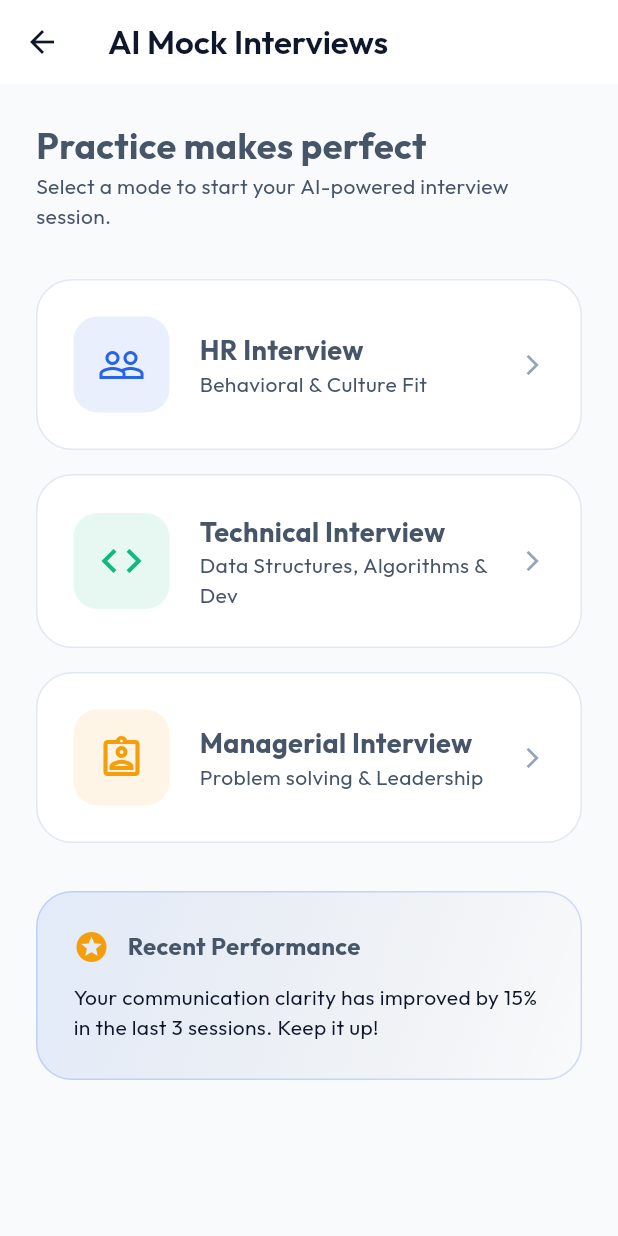
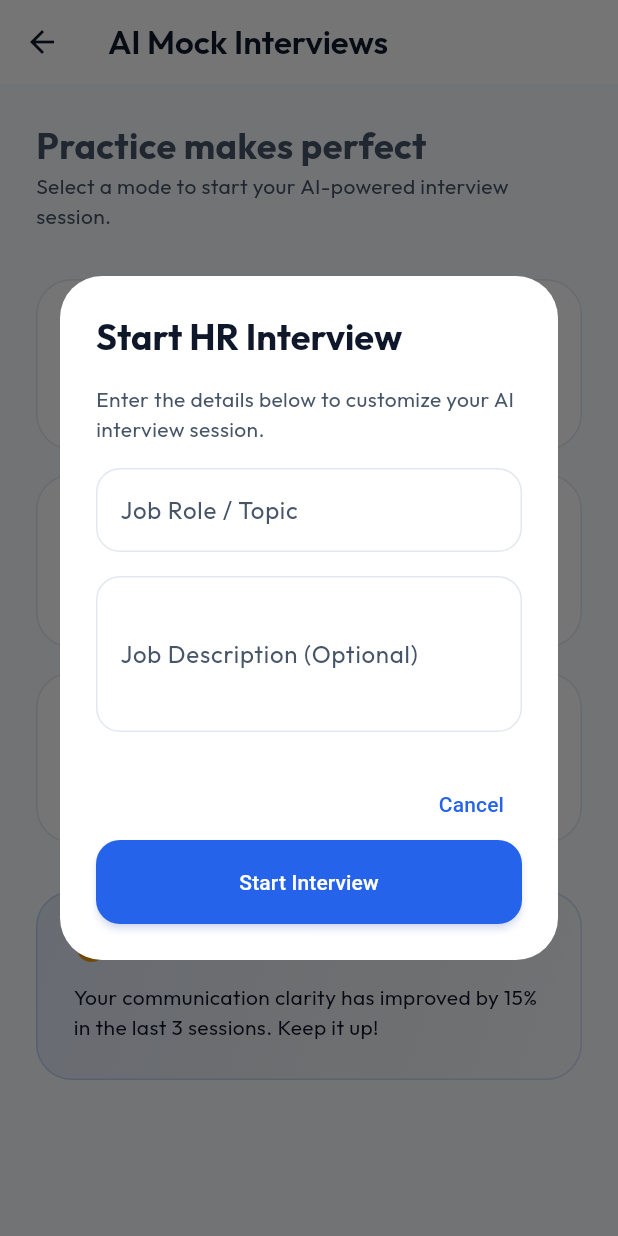
Before and after one commit to LavanyaaCSE/Samyukth-IntelliTech, a Flutter app: the InterviewsScreen screen opened directly, after a tap on "HR Interview", on a phone screen of 412 x 824 dp. Run offline on Flutter 3.47's test engine with Material 3 defaults, Android fonts, the phone set to English and light mode, and no system bars; drawn by our look-alikes of flutter_animate; our stand-ins replace file_picker, firebase_auth, firebase_core, firebase_vertexai, flutter_riverpod, glass_kit and 4 more; missing offline and left inert: read_pdf_text; accounts and stored records are empty; network calls fail.

Commit message:
Mock interview with AI basic done

```diff
--- a/lib/features/interviews/interviews_screen.dart
+++ b/lib/features/interviews/interviews_screen.dart
@@ -2,9 +2,78 @@ import 'package:flutter/material.dart';
 import 'package:flutter_animate/flutter_animate.dart';
 import 'package:google_fonts/google_fonts.dart';
 import '../../core/app_colors.dart';
+import 'active_interview_screen.dart';
 
 class InterviewsScreen extends StatelessWidget {
   const InterviewsScreen({super.key});
+
+  void _showInterviewSetup(BuildContext context, String mode) {
+    final topicController = TextEditingController();
+    final jdController = TextEditingController();
+
+    showDialog(
+      context: context,
+      builder: (context) => AlertDialog(
+        title: Text('Start $mode', style: GoogleFonts.outfit(fontWeight: FontWeight.bold)),
+        content: Column(
+          mainAxisSize: MainAxisSize.min,
+          children: [
+            const Text(
+              'Enter the details below to customize your AI interview session.',
+              style: TextStyle(fontSize: 14, color: AppColors.textSecondary),
+            ),
+            const SizedBox(height: 16),
+            TextField(
+              controller: topicController,
+              decoration: const InputDecoration(
+                labelText: 'Job Role / Topic',
+                hintText: 'e.g. Senior Flutter Developer',
+                border: OutlineInputBorder(),
+              ),
+            ),
+            const SizedBox(height: 16),
+            TextField(
+              controller: jdController,
+              maxLines: 3,
+              decoration: const InputDecoration(
+                labelText: 'Job Description (Optional)',
+                hintText: 'Paste the JD here for tailored questions...',
+                border: OutlineInputBorder(),
+              ),
+            ),
+          ],
+        ),
+        actions: [
+          TextButton(
+            onPressed: () => Navigator.pop(context),
+            child: const Text('Cancel'),
+          ),
+          ElevatedButton(
+            onPressed: () {
+              if (topicController.text.trim().isEmpty) {
+                ScaffoldMessenger.of(context).showSnackBar(
+                  const SnackBar(content: Text('Please enter a Job Role or Topic')),
+                );
+                return;
+              }
+              Navigator.pop(context);
+              Navigator.push(
+                context,
+                MaterialPageRoute(
+                  builder: (_) => ActiveInterviewScreen(
+                    mode: mode,
+                    topic: topicController.text.trim(),
+                    jobDescription: jdController.text.trim().isEmpty ? null : jdController.text.trim(),
+                  ),
+                ),
+              );
+            },
+            child: const Text('Start Interview'),
+          ),
+        ],
+      ),
+    );
+  }
 
   @override
   Widget build(BuildContext context) {
@@ -77,7 +146,7 @@ class InterviewsScreen extends StatelessWidget {
       child: Material(
         color: Colors.transparent,
         child: InkWell(
-          onTap: () {},
+          onTap: () => _showInterviewSetup(context, title),
           borderRadius: BorderRadius.circular(24),
           child: Padding(
             padding: const EdgeInsets.all(24.0),
--- a/lib/services/gemini_service.dart
+++ b/lib/services/gemini_service.dart
@@ -67,10 +67,18 @@ class GeminiService {
     return _generateContent(prompt);
   }
 
-  Future<String> generateInterviewQuestion(String mode, String topic) async {
+  Future<String> generateInterviewQuestion(String mode, String topic, {String? jobDescription}) async {
     try {
       final model = FirebaseVertexAI.instance.generativeModel(model: 'gemini-2.5-flash');
-      final prompt = "Generate a single professional and challenging interview question for a $mode interview context. The specific topic is $topic. Return ONLY the question text without any markdown or quotes.";
+
+      String prompt = "Generate a single professional and challenging interview question for a $mode interview context. The specific topic/role is $topic.";
+
+      if (jobDescription != null && jobDescription.isNotEmpty) {
+        prompt += "\n\nUse the following Job Description to tailor the question:\n$jobDescription";
+      }
+
+      prompt += "\n\nReturn ONLY the question text without any markdown or quotes.";
+
       final response = await model.generateContent([Content.text(prompt)]);
       return response.text?.trim() ?? "Could not generate question.";
     } catch (e) {
```
Also changed, not shown: lib/features/interviews/active_interview_screen.dart (+42 -5 lines), lib/features/interviews/interview_summary_screen.dart (added, +150 -0 lines).
